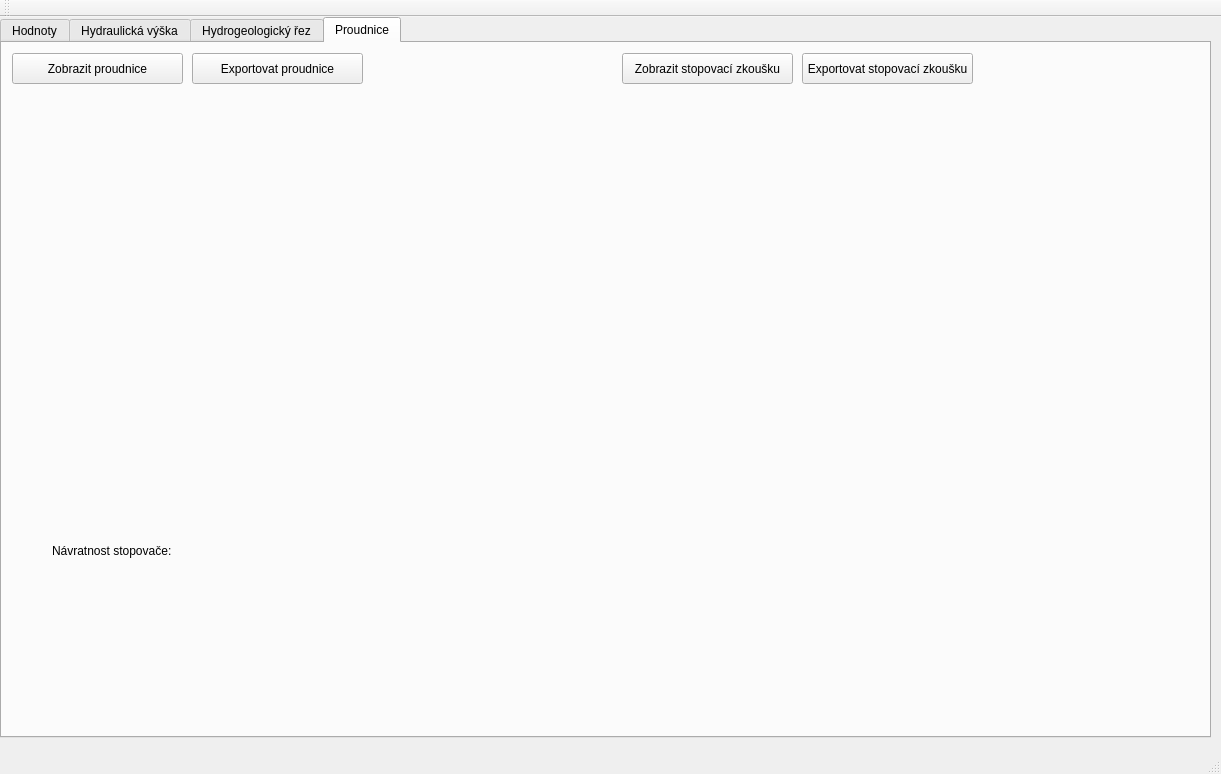
Before: the Qt Designer form mainwindow.ui in durhan/Program, drawn with Qt 5.
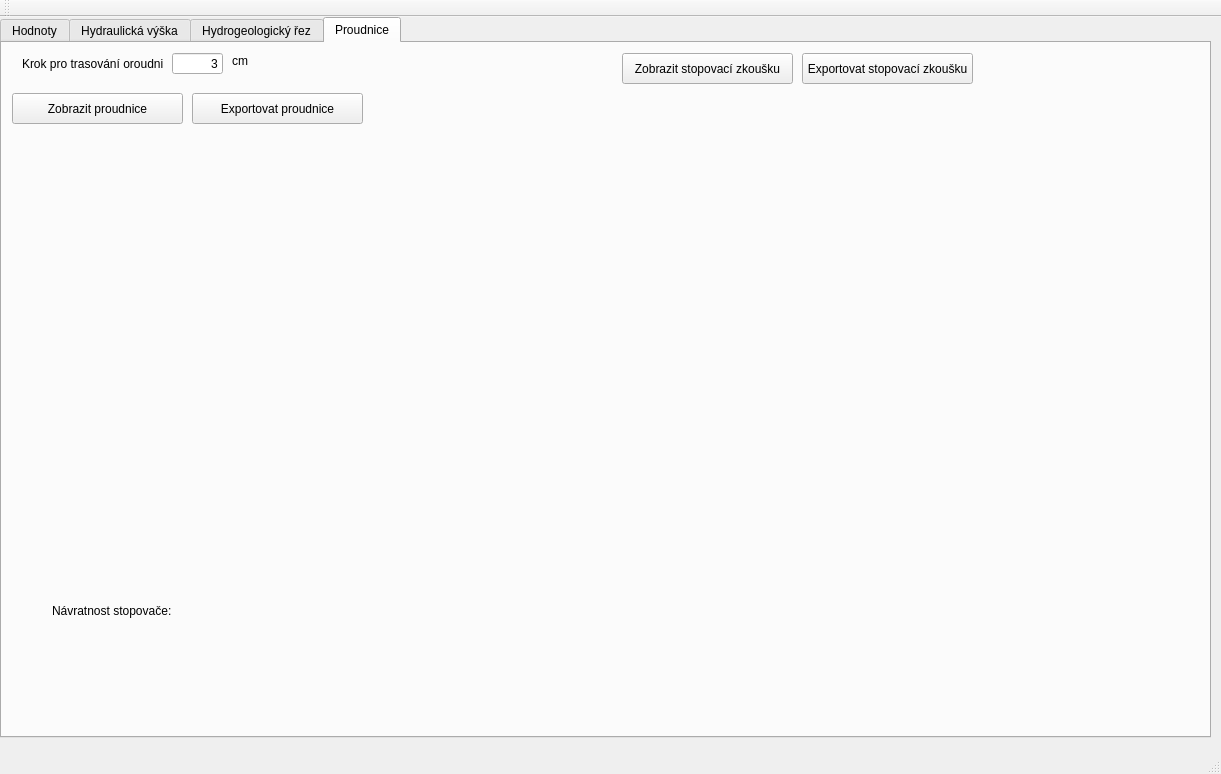
After: the same form once the commit is applied.

```diff
--- a/mainwindow.ui
+++ b/mainwindow.ui
@@ -976,8 +976,8 @@
      <widget class="QWidget" name="widgetProudnice" native="true">
       <property name="geometry">
        <rect>
-        <x>20</x>
-        <y>60</y>
+        <x>10</x>
+        <y>100</y>
         <width>591</width>
         <height>401</height>
        </rect>
@@ -987,7 +987,7 @@
       <property name="geometry">
        <rect>
         <x>10</x>
-        <y>10</y>
+        <y>50</y>
         <width>171</width>
         <height>31</height>
        </rect>
@@ -1000,7 +1000,7 @@
       <property name="geometry">
        <rect>
         <x>190</x>
-        <y>10</y>
+        <y>50</y>
         <width>171</width>
         <height>31</height>
        </rect>
@@ -1049,7 +1049,7 @@
       <property name="geometry">
        <rect>
         <x>50</x>
-        <y>500</y>
+        <y>560</y>
         <width>121</width>
         <height>16</height>
        </rect>
@@ -1058,6 +1058,58 @@
        <string>Návratnost stopovače:</string>
       </property>
      </widget>
+     <widget class="QLineEdit" name="lineEdit_19">
+      <property name="geometry">
+       <rect>
+        <x>170</x>
+        <y>10</y>
+        <width>51</width>
+        <height>21</height>
+       </rect>
+      </property>
+      <property name="text">
+       <string>3</string>
+      </property>
+      <property name="alignment">
+       <set>Qt::AlignRight|Qt::AlignTrailing|Qt::AlignVCenter</set>
+      </property>
+     </widget>
+     <widget class="QLabel" name="label_55">
+      <property name="geometry">
+       <rect>
+        <x>20</x>
+        <y>10</y>
+        <width>141</width>
+        <height>21</height>
+       </rect>
+      </property>
+      <property name="text">
+       <string>Krok pro trasování oroudnic:</string>
+      </property>
+     </widget>
+     <widget class="QLabel" name="label_56">
+      <property name="geometry">
+       <rect>
+        <x>230</x>
+        <y>10</y>
+        <width>21</width>
+        <height>16</height>
+       </rect>
+      </property>
+      <property name="text">
+       <string>cm</string>
+      </property>
+     </widget>
+     <zorder>widgetProudnice</zorder>
+     <zorder>proudExport</zorder>
+     <zorder>widgetTracer</zorder>
+     <zorder>pushButton_11</zorder>
+     <zorder>pushButton_12</zorder>
+     <zorder>label_40</zorder>
+     <zorder>lineEdit_19</zorder>
+     <zorder>label_55</zorder>
+     <zorder>label_56</zorder>
+     <zorder>startProudnice</zorder>
     </widget>
    </widget>
   </widget>
```
Left out of the diff: 2 changed lines with no effect on the pictures.
